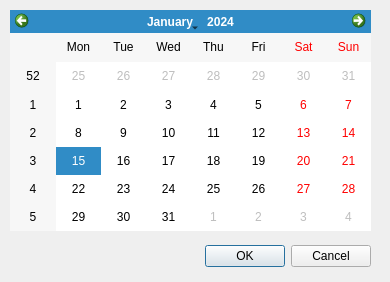
First picture: the form in gui/ui_files/calendar_window.ui, repository xMattC/Project-time-tracker, before the edit.
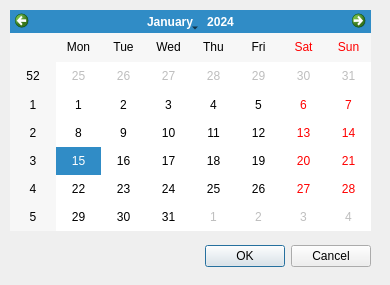
Second picture: the form after the edit.

Patch:
```diff
--- a/gui/ui_files/calendar_window.ui
+++ b/gui/ui_files/calendar_window.ui
@@ -7,7 +7,7 @@
     <x>0</x>
     <y>0</y>
     <width>390</width>
-    <height>282</height>
+    <height>285</height>
    </rect>
   </property>
   <property name="windowTitle">
@@ -16,9 +16,9 @@
   <widget class="QDialogButtonBox" name="buttonBox">
    <property name="geometry">
     <rect>
-     <x>30</x>
+     <x>200</x>
      <y>240</y>
-     <width>341</width>
+     <width>171</width>
      <height>32</height>
     </rect>
    </property>
```
